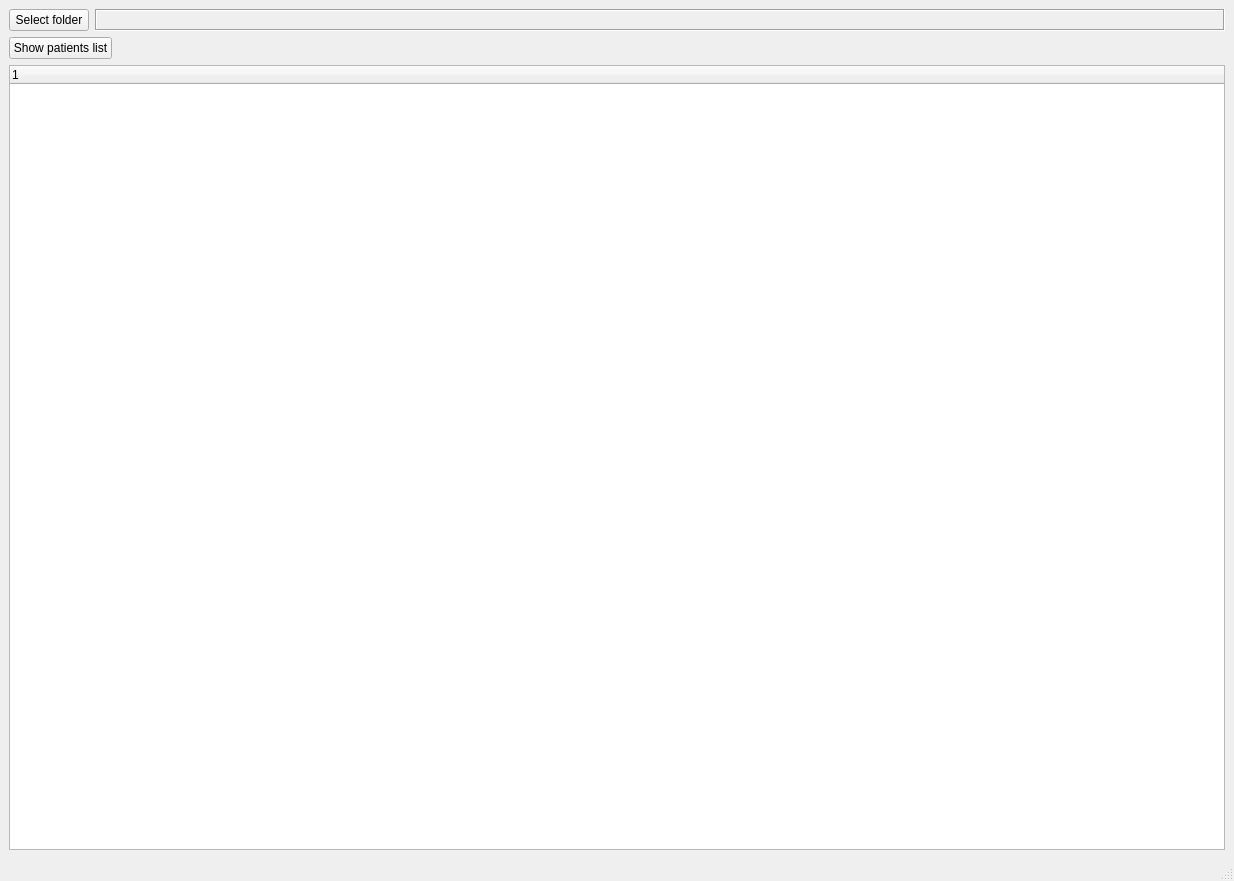
First picture: the form in setwidget.ui, repository xujialiu/ETDR-grading-app, before the edit.
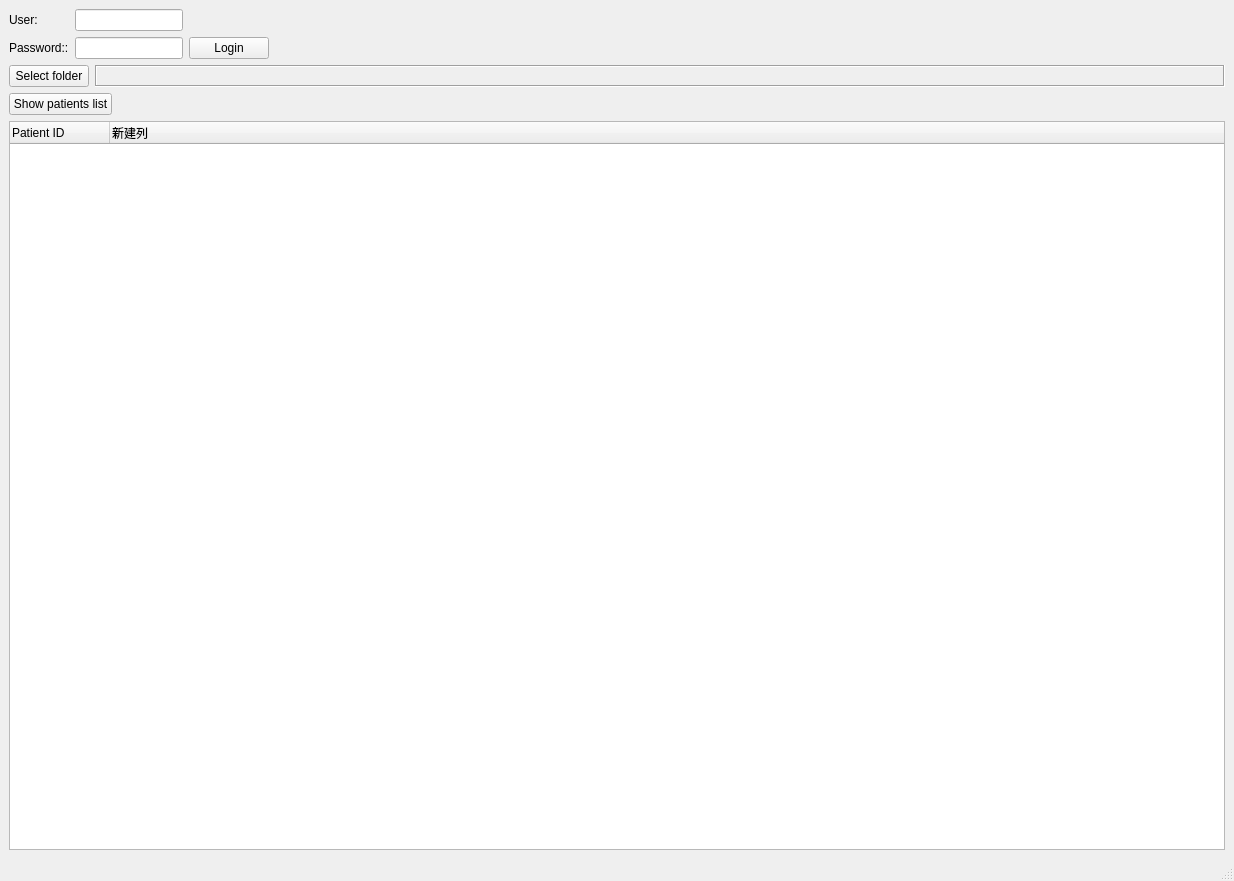
Second picture: the form after the edit.

Commit message: feat: add login function

```diff
--- a/setwidget.ui
+++ b/setwidget.ui
@@ -14,7 +14,89 @@
    <string>MainWindow</string>
   </property>
   <widget class="QWidget" name="centralwidget">
+   <layout class="QVBoxLayout" name="verticalLayout_3">
+    <item>
    <layout class="QVBoxLayout" name="verticalLayout_2">
+      <item>
+       <layout class="QGridLayout" name="gridLayout">
+        <item row="0" column="0">
+         <widget class="QLabel" name="label">
+          <property name="text">
+           <string>User:</string>
+          </property>
+         </widget>
+        </item>
+        <item row="0" column="1">
+         <widget class="QLineEdit" name="lineEdit_user">
+          <property name="sizePolicy">
+           <sizepolicy hsizetype="Fixed" vsizetype="Fixed">
+            <horstretch>0</horstretch>
+            <verstretch>0</verstretch>
+           </sizepolicy>
+          </property>
+         </widget>
+        </item>
+        <item row="0" column="2">
+         <spacer name="horizontalSpacer_2">
+          <property name="orientation">
+           <enum>Qt::Horizontal</enum>
+          </property>
+          <property name="sizeHint" stdset="0">
+           <size>
+            <width>40</width>
+            <height>20</height>
+           </size>
+          </property>
+         </spacer>
+        </item>
+        <item row="1" column="0">
+         <widget class="QLabel" name="label_2">
+          <property name="text">
+           <string>Password::</string>
+          </property>
+         </widget>
+        </item>
+        <item row="1" column="1">
+         <widget class="QLineEdit" name="lineEdit_password">
+          <property name="sizePolicy">
+           <sizepolicy hsizetype="Fixed" vsizetype="Fixed">
+            <horstretch>0</horstretch>
+            <verstretch>0</verstretch>
+           </sizepolicy>
+          </property>
+          <property name="echoMode">
+           <enum>QLineEdit::PasswordEchoOnEdit</enum>
+          </property>
+         </widget>
+        </item>
+        <item row="1" column="2">
+         <widget class="QPushButton" name="pushButton_login">
+          <property name="sizePolicy">
+           <sizepolicy hsizetype="Fixed" vsizetype="Fixed">
+            <horstretch>0</horstretch>
+            <verstretch>0</verstretch>
+           </sizepolicy>
+          </property>
+          <property name="text">
+           <string>Login</string>
+          </property>
+         </widget>
+        </item>
+        <item row="1" column="3">
+         <spacer name="horizontalSpacer_3">
+          <property name="orientation">
+           <enum>Qt::Horizontal</enum>
+          </property>
+          <property name="sizeHint" stdset="0">
+           <size>
+            <width>40</width>
+            <height>20</height>
+           </size>
+          </property>
+         </spacer>
+        </item>
+       </layout>
+      </item>
     <item>
      <layout class="QVBoxLayout" name="verticalLayout">
       <item>
@@ -97,7 +179,20 @@
        </layout>
       </item>
       <item>
-       <widget class="QTreeWidget" name="treeWidget"/>
+         <widget class="QTreeWidget" name="treeWidget">
+          <column>
+           <property name="text">
+            <string>Patient ID</string>
+           </property>
+          </column>
+          <column>
+           <property name="text">
+            <string>新建列</string>
+           </property>
+          </column>
+         </widget>
+        </item>
+       </layout>
       </item>
      </layout>
     </item>
```
Left out of the diff: 2 changed lines with no effect on the pictures. Lines whose indentation alone changed are shown as unchanged. The commit also changes 7 other files.
